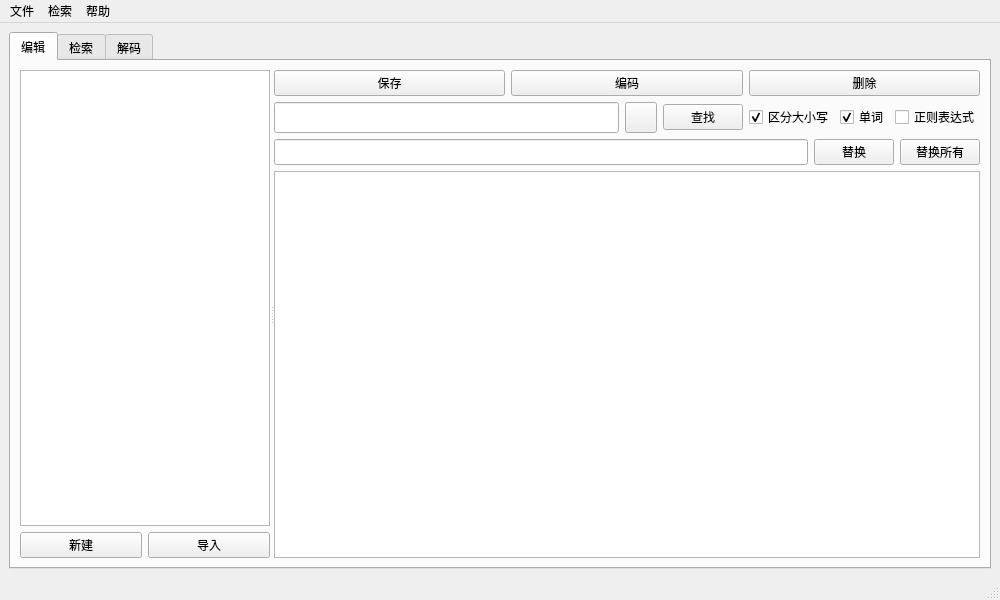
Above: ui/src/main.ui from yunowo/data-structure before the change. Below: the same form after it.
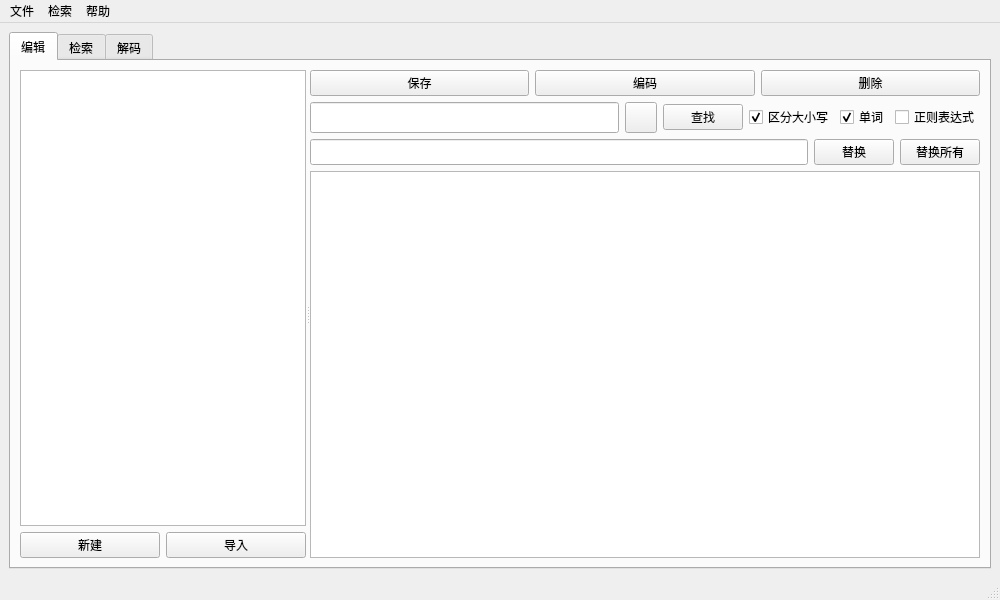
That is the form after the change. The open tabs and pages were chosen to show the change. Icons and pictures are not drawn.

Patch:
```diff
--- a/ui/src/main.ui
+++ b/ui/src/main.ui
@@ -45,12 +45,6 @@
            <bool>false</bool>
           </property>
           <widget class="QWidget" name="left_0" native="true">
-           <property name="minimumSize">
-            <size>
-             <width>200</width>
-             <height>0</height>
-            </size>
-           </property>
            <property name="maximumSize">
             <size>
              <width>300</width>
@@ -60,6 +54,18 @@
            <layout class="QVBoxLayout" name="left_0_container">
             <item>
              <widget class="QTreeView" name="list_files">
+              <property name="minimumSize">
+               <size>
+                <width>200</width>
+                <height>0</height>
+               </size>
+              </property>
+              <property name="maximumSize">
+               <size>
+                <width>300</width>
+                <height>16777215</height>
+               </size>
+              </property>
               <property name="sizeAdjustPolicy">
                <enum>QAbstractScrollArea::AdjustToContents</enum>
               </property>
```
Left out of the diff: 2 changed lines with no effect on the pictures.
